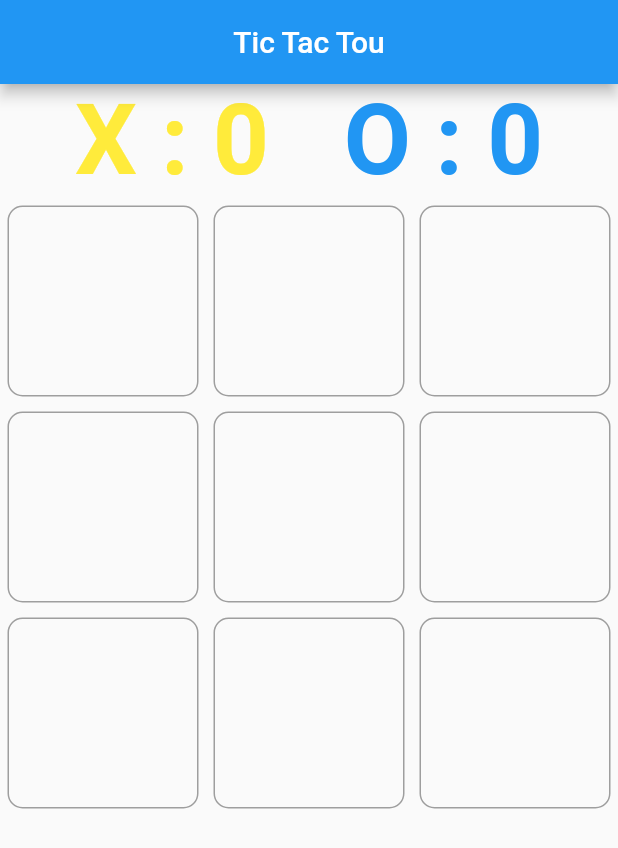
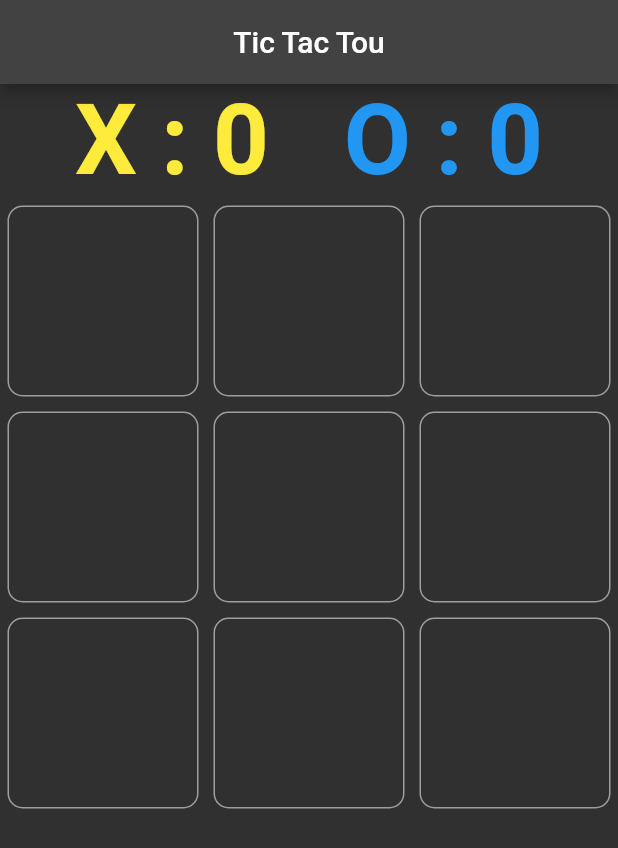
Before and after one commit to SIDIQMUHAMMADTOHA24/GAME_TIC_TAC_TOE, a Flutter app: the screen it shows after launch, on a phone screen of 412 x 824 dp. Shown: the top 848 px of the screen. Run offline on Flutter 3.47's test engine with Material 2 defaults, Android fonts, the light colour scheme and no system bars; our stand-ins replace bloc, equatable, flutter_bloc.

Commit message:
update terbaru

```diff
--- a/lib/app.dart
+++ b/lib/app.dart
@@ -1,5 +1,5 @@
 import 'package:api_list/bussines_logic/tap/tap_bloc.dart';
-import 'package:api_list/presentations/main_pages/main_pages.dart';
+import 'package:api_list/pages/main_pages/main_pages.dart';
 import 'package:flutter/material.dart';
 
 import 'bussines_logic/export.dart';
@@ -27,7 +27,7 @@ class App extends StatelessWidget {
   Widget build(BuildContext context) {
     return MaterialApp(
       debugShowCheckedModeBanner: false,
-      darkTheme: ThemeData.dark(),
+      theme: ThemeData.dark(),
       home: const MainPages(),
     );
   }
```
Also changed, not shown: lib/bussines_logic/tap/tap_bloc.dart (+22 -2 lines), lib/pages/main_pages/main_pages.dart (renamed from lib/presentations/main_pages/main_pages.dart).
